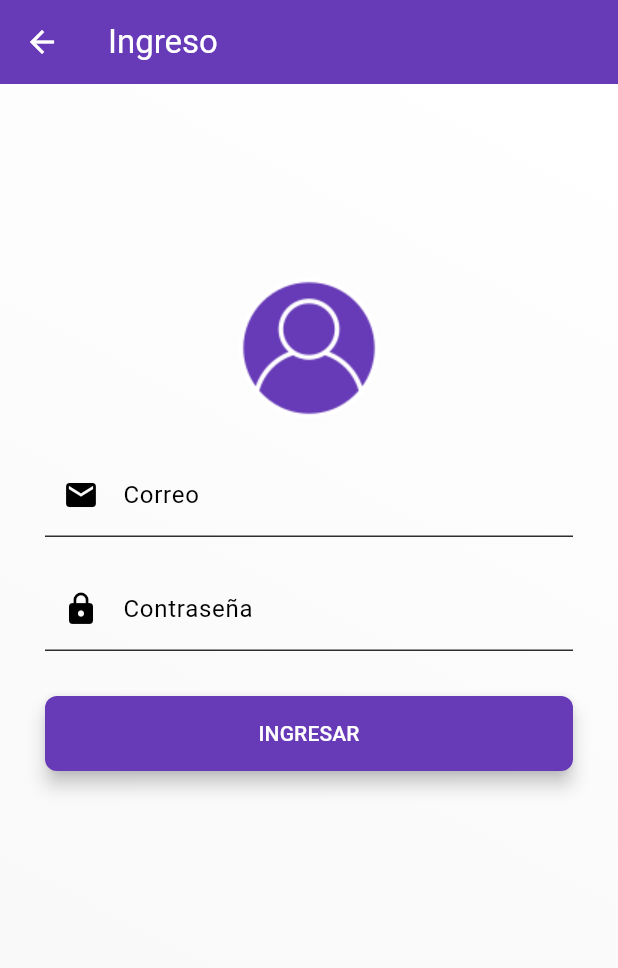
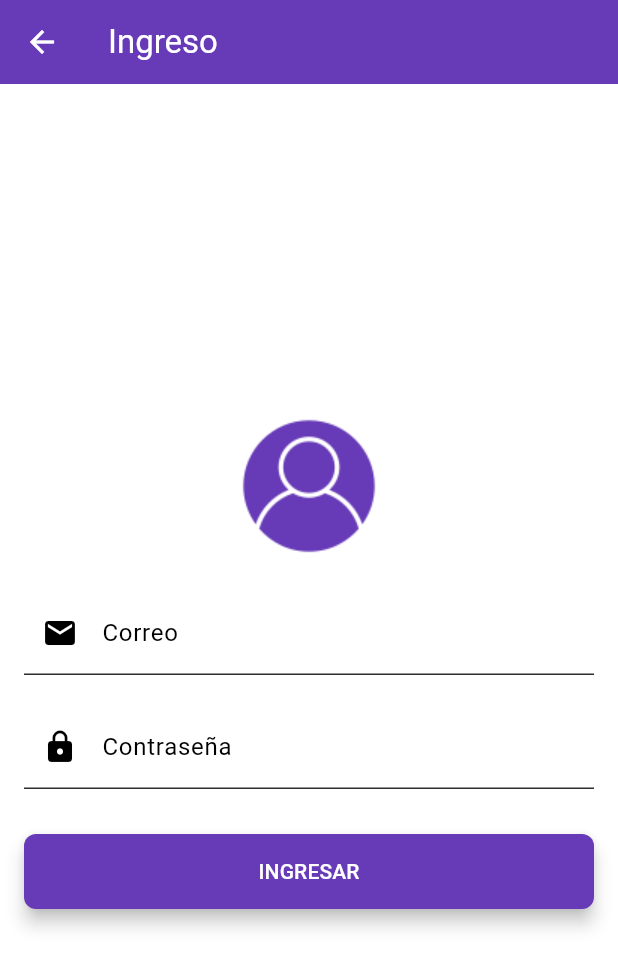
Before and after one commit to tellxmaster/servicar, a Flutter app: the screen it shows after launch, after a tap on "INGRESAR", on a phone screen of 412 x 824 dp. Shown: the top 968 px of the screen. Run offline on Flutter 3.47's test engine with Material 3 defaults, Android fonts, the phone set to English and light mode, and no system bars; our stand-ins replace cloud_firestore, firebase_auth, firebase_core, google_maps_flutter; accounts and stored records are empty.

Commit message:
fixed(Errors)

```diff
--- a/lib/main.dart
+++ b/lib/main.dart
@@ -16,16 +16,17 @@ import 'package:servicar_movil/src/widgets/register_evaluation.dart';
 import 'package:servicar_movil/src/widgets/register_form.dart';
 import 'package:servicar_movil/src/widgets/splash_screen.dart';
 import 'package:intl/date_symbol_data_local.dart';
+import 'package:intl/intl.dart';
 
 void main() async {
   WidgetsFlutterBinding.ensureInitialized();
+  Intl.defaultLocale = 'es_EC';
   await Firebase.initializeApp(
     options: DefaultFirebaseOptions.currentPlatform,
   );
   initializeDateFormatting('es_ES', null).then((_) {
     runApp(const MyApp());
   });
-
 }
 
 class MyApp extends StatelessWidget {
@@ -67,7 +68,7 @@ class MyApp extends StatelessWidget {
             elevatedButtonTheme: ElevatedButtonThemeData(
               style: ElevatedButton.styleFrom(
                 backgroundColor:
-                    Color(0xFF673AB7), // Color de fondo de botones morado
+                    const Color(0xFF673AB7), // Color de fondo de botones morado
                 foregroundColor: Colors.white, // Color de texto e íconos blanco
                 padding: const EdgeInsets.symmetric(vertical: 15.0),
                 shape: RoundedRectangleBorder(
@@ -86,7 +87,7 @@ class MyApp extends StatelessWidget {
             RegisterForm.routeName: (context) => const RegisterForm(),
             RegisterCar.routeName: (context) => const RegisterCar(),
             DashboardScreen.routeName: (context) => const DashboardScreen(),
-            AdminScreen.routeName: (context)=> const AdminScreen(),
+            AdminScreen.routeName: (context) => const AdminScreen(),
             RegisterAppointment.routeName: (context) =>
                 const RegisterAppointment(),
             RegisterEvaluation.routeName: (context) =>
--- a/lib/src/controllers/automovil_controller.dart
+++ b/lib/src/controllers/automovil_controller.dart
@@ -7,8 +7,8 @@ class AutomovilController with ChangeNotifier {
   final FirebaseFirestore _db = FirebaseFirestore.instance;
 
   Future<void> agregarAutomovil( String placa, int kilometrajeActual) async {
-    final FirebaseAuth _auth = FirebaseAuth.instance;
-    String uid = _auth.currentUser!.uid;
+    final FirebaseAuth auth = FirebaseAuth.instance;
+    String uid = auth.currentUser!.uid;
 
     Automovil automovil = Automovil(
       autoId: "",
@@ -107,7 +107,7 @@ class AutomovilController with ChangeNotifier {
         .map((querySnapshot) {
       if (querySnapshot.docs.isNotEmpty) {
         return Automovil.fromJson(
-            querySnapshot.docs.first.data() as Map<String, dynamic>);
+            querySnapshot.docs.first.data());
       } else {
         throw Exception('Automovil no encontrado para el uid dado');
       }
--- a/lib/src/controllers/cita_controller.dart
+++ b/lib/src/controllers/cita_controller.dart
@@ -58,7 +58,7 @@ class CitasController extends ChangeNotifier {
     // Obtener la fecha y hora actuales
     final DateTime now = DateTime.now();
     // Calcular 4 horas después del momento actual
-    final DateTime fourHoursFromNow = now.add(Duration(hours: 4));
+    final DateTime fourHoursFromNow = now.add(const Duration(hours: 4));
 
     // Obtener citas próximas dentro de las próximas 4 horas
     final QuerySnapshot citasSnapshot = await _db
--- a/lib/src/controllers/evaluacion_controller.dart
+++ b/lib/src/controllers/evaluacion_controller.dart
@@ -20,7 +20,7 @@ class EvaluacionController with  ChangeNotifier{
       print("Evaluación agregada con éxito");
     }catch(e){
       print("Error al agregar evaluación: $e");
-      throw e;
+      rethrow;
     }
    }
 
--- a/lib/src/models/servicio.dart
+++ b/lib/src/models/servicio.dart
@@ -7,7 +7,7 @@ String servicioToJson(Servicio data) => json.encode(data.toJson());
 class Servicio {
   String idServicio;
   String nombre;
-  int duracion;
+  String duracion;
   String idArea;
 
   Servicio({
--- a/lib/src/widgets/admin_screen.dart
+++ b/lib/src/widgets/admin_screen.dart
@@ -7,7 +7,7 @@ import 'package:servicar_movil/src/widgets/home_screen.dart';
 import 'package:servicar_movil/src/widgets/info_cita.dart';
 
 class AdminScreen extends StatefulWidget {
-  const AdminScreen({Key? key}) : super(key: key);
+  const AdminScreen({super.key});
   static const String routeName = '/admin';
 
   @override
--- a/lib/src/widgets/login_form.dart
+++ b/lib/src/widgets/login_form.dart
@@ -1,13 +1,11 @@
-// Task: Formulario Login
 import 'package:firebase_auth/firebase_auth.dart';
 import 'package:flutter/material.dart';
 import 'package:servicar_movil/src/controllers/usuario_controller.dart';
-import 'package:servicar_movil/src/models/usuario.dart';
 import 'package:servicar_movil/src/widgets/admin_screen.dart';
 import 'package:servicar_movil/src/widgets/dashboard_screen.dart';
 
 class LoginForm extends StatefulWidget {
-  const LoginForm({Key? key}) : super(key: key);
+  const LoginForm({super.key});
   static const String routeName = '/login';
 
   @override
@@ -16,179 +14,113 @@ class LoginForm extends StatefulWidget {
 
 class LoginFormState extends State<LoginForm> {
   final GlobalKey<FormState> _formKey = GlobalKey<FormState>();
-  late String _correo, _password;
+  final TextEditingController _emailController = TextEditingController();
+  final TextEditingController _passwordController = TextEditingController();
   bool _loading = false;
   final UsuarioController _usuarioController = UsuarioController();
 
-  Future<void> _ingresar() async {
-    if (_formKey.currentState!.validate()) {
-      _formKey.currentState!.save();
+  Future<void> _login() async {
+    if (!_formKey.currentState!.validate()) return;
     setState(() => _loading = true);
     try {
-        final Usuario usuario = await _usuarioController.autenticarUsuario(
-            _correo.trim(), _password); // Asume que devuelve un Usuario
-        ScaffoldMessenger.of(context).showSnackBar(
-          const SnackBar(
-            content: Text('Ingreso Exitoso'),
-            backgroundColor: Color(0xFF28A745),
-          ),
+      final usuario = await _usuarioController.autenticarUsuario(
+        _emailController.text.trim(),
+        _passwordController.text,
       );
-
-        // Comprobación del rol del usuario y navegación a la pantalla correspondiente
-        if (usuario.rol == 'admin') {
-          Navigator.of(context).pushNamed(AdminScreen
-              .routeName); // Asume que AdminScreen tiene un routeName
-        } else {
-          Navigator.of(context).pushNamed(DashboardScreen
-              .routeName); // Asume que ClienteScreen tiene un routeName
-        }
-      } catch (error) {
-        String errorMessage;
-
-        if (error is FirebaseAuthException) {
-          print('Código de error: ${error.code}');
-          switch (error.code) {
-            case 'invalid-email':
-              errorMessage = 'El correo electrónico no es válido.';
-              break;
-            case 'user-disabled':
-              errorMessage = 'Esta cuenta ha sido deshabilitada.';
-              break;
-            case 'user-not-found':
-              errorMessage = 'Credenciales incorrectas.';
-              break;
-            case 'wrong-password':
-              errorMessage = 'Contraseña incorrecta.';
-              break;
-            case 'invalid-credential':
-              errorMessage = 'Credenciales o contraseña incorrecta.';
-              break;
-            default:
-              errorMessage =
-                  'Error desconocido. Por favor, inténtalo de nuevo más tarde.';
-              break;
-          }
-        } else {
-          errorMessage =
-              'Error desconocido. Por favor, inténtalo de nuevo más tarde.';
-        }
-
-        ScaffoldMessenger.of(context).showSnackBar(
-          SnackBar(
-            content: Text(errorMessage),
-            backgroundColor: const Color(0xFFdc3545),
-          ),
-        );
+      _showSnackBar('Ingreso Exitoso', Colors.green);
+      _navigateToScreen(usuario.rol);
+    } catch (e) {
+      final errorMessage = _getErrorMessage(e);
+      _showSnackBar(errorMessage, Colors.red);
     } finally {
       if (mounted) {
         setState(() => _loading = false);
       }
     }
   }
+
+  void _showSnackBar(String message, Color backgroundColor) {
+    ScaffoldMessenger.of(context).showSnackBar(
+      SnackBar(content: Text(message), backgroundColor: backgroundColor),
+    );
+  }
+
+  void _navigateToScreen(String role) {
+    final routeName =
+        role == 'admin' ? AdminScreen.routeName : DashboardScreen.routeName;
+    Navigator.of(context).pushNamed(routeName);
+  }
+
+  String _getErrorMessage(Object error) {
+    if (error is FirebaseAuthException) {
+      switch (error.code) {
+        case 'invalid-email':
+          return 'El correo electrónico no es válido.';
+        case 'user-disabled':
+          return 'Esta cuenta ha sido deshabilitada.';
+        case 'user-not-found':
+        case 'wrong-password':
+          return 'Credenciales incorrectas.';
+        default:
+          return 'Error desconocido. Inténtalo de nuevo más tarde.';
+      }
+    }
+    return 'Error desconocido. Inténtalo de nuevo más tarde.';
   }
 
   @override
   Widget build(BuildContext context) {
-    final screenHeight = MediaQuery.of(context).size.height;
-    final appBarHeight = AppBar().preferredSize.height;
-    final statusBarHeight = MediaQuery.of(context).padding.top;
-
-    // Altura del contenido del formulario
-    const formHeight =
-        400.0; // Ajusta este valor según el contenido de tu formulario
-
-    // Espacio superior para centrar el formulario
-    final topSpace =
-        (screenHeight - appBarHeight - statusBarHeight - formHeight) / 2;
-
     return Scaffold(
       appBar: AppBar(
         leading: IconButton(
             icon: const Icon(Icons.arrow_back),
-          onPressed: () => Navigator.of(context).pop(),
+            onPressed: Navigator.of(context).pop),
+        title: const Text('Ingreso'),
       ),
-        title: const Text('Ingreso'),
-        elevation: 5,
-      ),
-      body: Container(
-        decoration: const BoxDecoration(
-          gradient: LinearGradient(
-            begin: Alignment.topRight,
-            end: Alignment.bottomLeft,
-            colors: [
-              Color(0xFFFFFFFF), // Blanco puro, color de inicio
-              Color(0xFFF7F7F7), // Gris muy claro, casi blanco, color de fin
-            ],
-          ),
-        ),
-        child: Stack(
-          children: [
-            Center(
+      body: Center(
         child: SingleChildScrollView(
-                child: Stack(
-                  children: [
-                    SizedBox(height: topSpace > 0 ? topSpace : 0),
-                    Expanded(
-                      child: Container(
-                        padding: const EdgeInsets.symmetric(horizontal: 30.0),
+          padding: const EdgeInsets.all(16.0),
           child: Form(
             key: _formKey,
             child: Column(
-                            mainAxisAlignment: MainAxisAlignment.center,
-                            children: <Widget>[
-                              Image.asset(
-                                'assets/user_image.png',
-                                height: 100.0,
-                              ),
+              children: [
+                Image.asset('assets/user_image.png', height: 100.0),
                 const SizedBox(height: 20),
-                              TextFormField(
-                                decoration: const InputDecoration(
-                                  labelText: 'Correo',
-                                  prefixIcon: Icon(Icons.email),
-                                ),
-                                onSaved: (value) => _correo = value!,
-                                validator: (value) => value!.isEmpty
-                                    ? 'Por favor ingrese su correo'
-                                    : null,
-                              ),
+                _buildTextFormField(_emailController, 'Correo', Icons.email,
+                    'Por favor ingrese su correo'),
                 const SizedBox(height: 20),
-                              TextFormField(
-                                decoration: const InputDecoration(
-                                  labelText: 'Contraseña',
-                                  prefixIcon: Icon(Icons.lock),
-                                ),
-                                obscureText: true,
-                                onSaved: (value) => _password = value!,
-                                validator: (value) => value!.isEmpty
-                                    ? 'Por favor ingrese su contraseña'
-                                    : null,
-                              ),
+                _buildTextFormField(_passwordController, 'Contraseña',
+                    Icons.lock, 'Por favor ingrese su contraseña',
+                    isPassword: true),
                 const SizedBox(height: 30),
                 SizedBox(
-                                width: double.infinity, // Ancho del 100%
+                  width: double.infinity,
                   child: ElevatedButton(
-                                  onPressed: _loading ? null : _ingresar,
-                                  child: const Text('INGRESAR'),
+                    onPressed: _loading ? null : _login,
+                    child: _loading
+                        ? const CircularProgressIndicator(color: Colors.white)
+                        : const Text('INGRESAR'),
                   ),
-                              ),
-                              SizedBox(height: topSpace > 0 ? topSpace : 0),
+                )
               ],
             ),
           ),
         ),
       ),
-                  ],
+    );
+  }
+
+  Widget _buildTextFormField(TextEditingController controller, String label,
+      IconData icon, String errorMessage,
+      {bool isPassword = false}) {
+    return TextFormField(
+      controller: controller,
+      decoration: InputDecoration(
+        labelText: label,
+        prefixIcon: Icon(icon),
       ),
-              ),
-            ),
-            if (_loading)
-              Container(
-                color: const Color.fromARGB(85, 0, 0, 0).withOpacity(0.5),
-                child: const Center(child: CircularProgressIndicator()),
-              ),
-          ],
-        ),
-      ),
+      obscureText: isPassword,
+      validator: (value) => value!.isEmpty ? errorMessage : null,
     );
   }
 }
--- a/lib/src/widgets/register_form.dart
+++ b/lib/src/widgets/register_form.dart
@@ -7,7 +7,7 @@ import 'package:servicar_movil/src/widgets/register_car.dart';
 class RegisterForm extends StatefulWidget {
   static const String routeName = '/register';
 
-  const RegisterForm({Key? key}) : super(key: key);
+  const RegisterForm({super.key});
 
   @override
   RegisterFormState createState() => RegisterFormState();
--- a/lib/src/widgets/transaction_toggle.dart
+++ b/lib/src/widgets/transaction_toggle.dart
@@ -1,7 +1,7 @@
 import 'package:flutter/material.dart';
 
 class TransactionToggle extends StatefulWidget {
-  const TransactionToggle({Key? key, required this.onSelected}) : super(key: key);
+  const TransactionToggle({super.key, required this.onSelected});
   final Function(int index) onSelected;
 
   @override
--- a/pubspec.yaml
+++ b/pubspec.yaml
@@ -51,7 +51,7 @@ dev_dependencies:
   # activated in the `analysis_options.yaml` file located at the root of your
   # package. See that file for information about deactivating specific lint
   # rules and activating additional ones.
-  flutter_lints: ^2.0.0
+  flutter_lints: ^3.0.1
 
 # For information on the generic Dart part of this file, see the
 # following page: https://dart.dev/tools/pub/pubspec
```
Also changed, not shown: lib/src/widgets/dashboard_screen.dart (+5 -5 lines), lib/src/widgets/date_picker_form_field.dart (+29 -46 lines), lib/src/widgets/info_cita.dart (+18 -11 lines), lib/src/widgets/register_appointment.dart (+157 -138 lines), pubspec.lock. Lines whose indentation alone changed are shown as unchanged.
